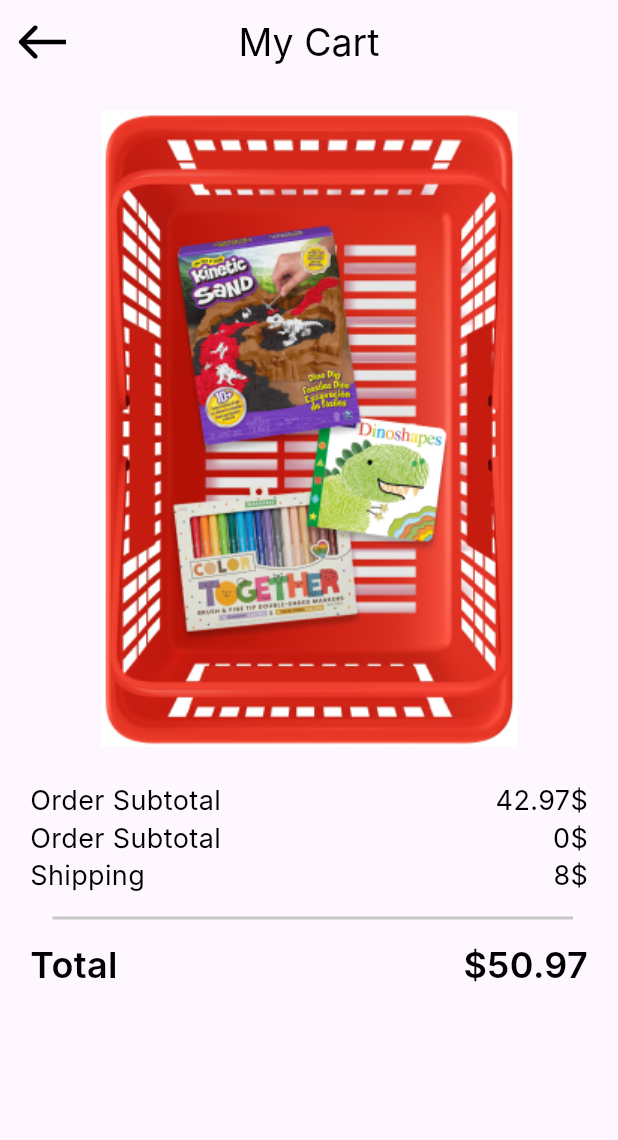
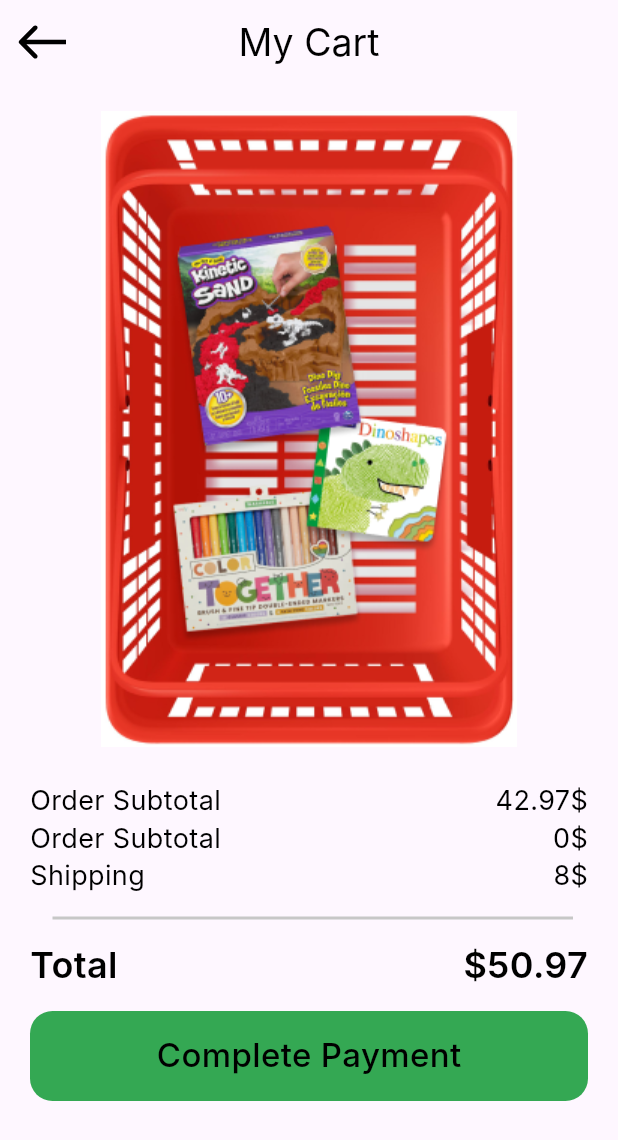
Before and after one commit to shahdashraf2003/CheckoutApp, a Flutter app: the screen it shows after launch, on a phone screen of 412 x 824 dp. Shown: the top 1140 px of the screen. Run offline on Flutter 3.47's test engine with Material 3 defaults, Android fonts, the phone set to English and light mode, and no system bars; our stand-ins replace flutter_svg; Roboto replaces fonts that are missing (Inter).

Commit message:
create custom button

```diff
--- a/lib/core/utils/styles.dart
+++ b/lib/core/utils/styles.dart
@@ -22,6 +22,13 @@ abstract class Styles {
     fontFamily: 'Inter',
     fontWeight: FontWeight.w400,
   );
+  static TextStyle style22 = const TextStyle(
+    color: Colors.black,
+    fontSize: 22,
+    height: 0,
+    fontFamily: 'Inter',
+    fontWeight: FontWeight.w500,
+  );
 
   static const TextStyle style24 = TextStyle(
     color: Colors.black,
--- /dev/null
+++ b/lib/core/widgets/custom_button_widget.dart
@@ -0,0 +1,33 @@
+import 'package:flutter/material.dart';
+import 'package:payment_app/core/utils/styles.dart';
+
+class CustomButton extends StatelessWidget {
+  final Function()? onTap;
+  const CustomButton({
+    super.key,
+    this.onTap,
+  });
+
+  @override
+  Widget build(BuildContext context) {
+    return GestureDetector(
+      onTap: onTap,
+      child: Container(
+        width: double.infinity,
+        height: 60,
+        decoration: ShapeDecoration(
+          color: const Color(0xff34A853),
+          shape: RoundedRectangleBorder(
+            borderRadius: BorderRadius.circular(15),
+          ),
+        ),
+        child: Center(
+          child: Text(
+            'Complete Payment',
+            style: Styles.style22,
+          ),
+        ),
+      ),
+    );
+  }
+}
--- a/lib/features/checkout/presentation/views/widgets/my_cart_view_body.dart
+++ b/lib/features/checkout/presentation/views/widgets/my_cart_view_body.dart
@@ -1,4 +1,5 @@
 import 'package:flutter/material.dart';
+import 'package:payment_app/core/widgets/custom_button_widget.dart';
 import 'package:payment_app/features/checkout/presentation/views/widgets/order_info_item_widget.dart';
 import 'package:payment_app/features/checkout/presentation/views/widgets/total_price_widget.dart';
 
@@ -32,6 +33,9 @@ class MyCartViewBody extends StatelessWidget {
             title: 'Total',
             value: '\$50.97',
           ),
+          const SizedBox(height: 16),
+          const CustomButton(),
+          const SizedBox(height: 12),
         ],
       ),
     );
```
